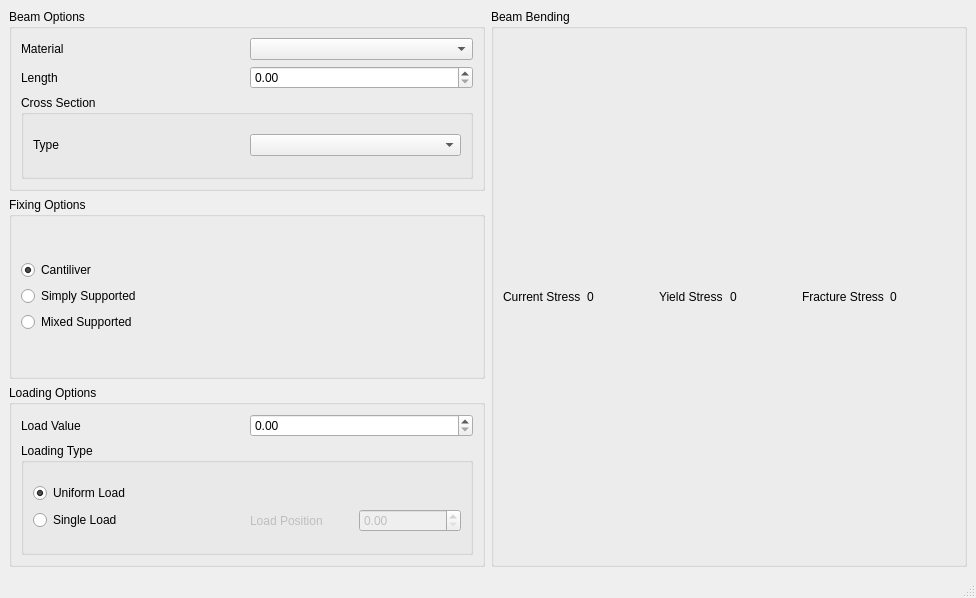
Old version of the form mainwindow.ui in the repository opensourcereality/beambending.
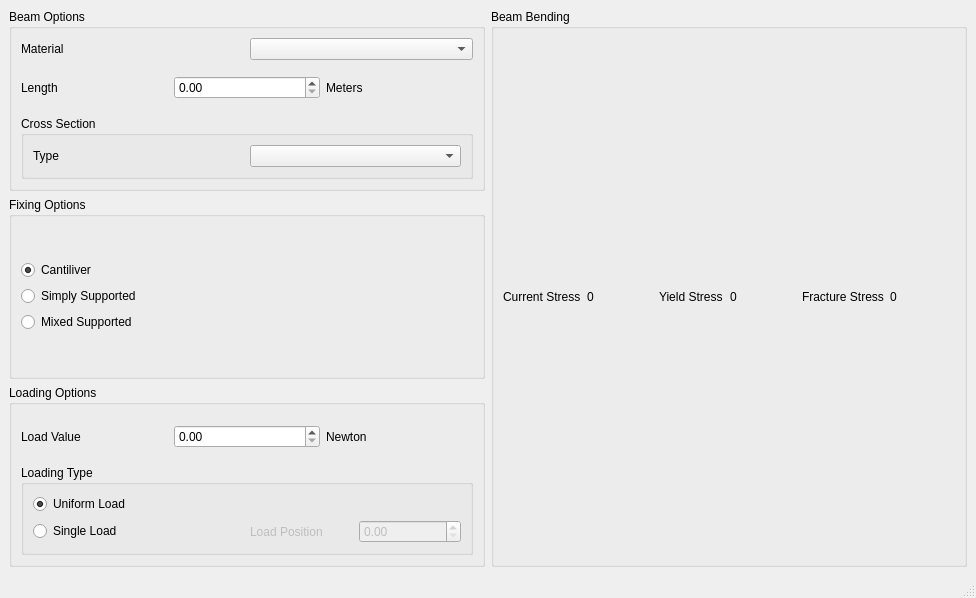
New version of the form.

What changed in the file:
```diff
--- a/mainwindow.ui
+++ b/mainwindow.ui
@@ -51,6 +51,13 @@
              <item>
               <widget class="QDoubleSpinBox" name="length"/>
              </item>
+             <item>
+              <widget class="QLabel" name="label_8">
+               <property name="text">
+                <string>Meters</string>
+               </property>
+              </widget>
+             </item>
             </layout>
            </item>
            <item>
@@ -145,6 +152,13 @@
                </property>
               </widget>
              </item>
+             <item>
+              <widget class="QLabel" name="label_6">
+               <property name="text">
+                <string>Newton</string>
+               </property>
+              </widget>
+             </item>
             </layout>
            </item>
            <item>
```
Left out of the diff: 10 changed lines with no effect on the pictures.
